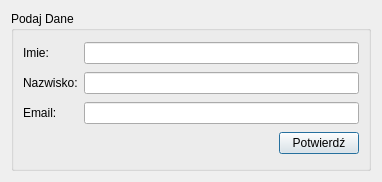
Above: tworzenie_konta.ui from Rafdab1/chat_client_projekt before the change. Below: the same form after it.
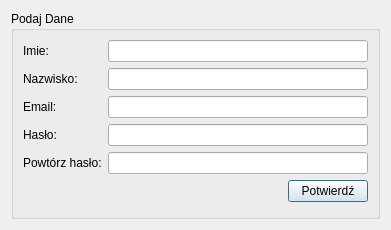
That is the form after the change.

Commit message: Tworzenie konta

Diff of the .ui file:
```diff
--- a/tworzenie_konta.ui
+++ b/tworzenie_konta.ui
@@ -6,8 +6,8 @@
    <rect>
     <x>0</x>
     <y>0</y>
-    <width>382</width>
-    <height>182</height>
+    <width>391</width>
+    <height>230</height>
    </rect>
   </property>
   <property name="windowTitle">
@@ -20,25 +20,21 @@
       <string>Podaj Dane </string>
      </property>
      <layout class="QGridLayout" name="gridLayout_2">
-      <item row="0" column="0">
-       <widget class="QLabel" name="imie_label">
-        <property name="text">
-         <string>Imie:</string>
-        </property>
-       </widget>
-      </item>
       <item row="0" column="1" colspan="2">
        <widget class="QLineEdit" name="imie_Edit"/>
       </item>
-      <item row="1" column="0">
-       <widget class="QLabel" name="label_2">
+      <item row="5" column="2">
+       <widget class="QPushButton" name="potwierdz_Button">
         <property name="text">
-         <string>Nazwisko:</string>
+         <string>Potwierdź</string>
         </property>
        </widget>
       </item>
-      <item row="1" column="1" colspan="2">
-       <widget class="QLineEdit" name="nazwisko_Edit"/>
+      <item row="2" column="1" colspan="2">
+       <widget class="QLineEdit" name="email_Edit"/>
+      </item>
+      <item row="3" column="1" colspan="2">
+       <widget class="QLineEdit" name="haslo_Edit"/>
       </item>
       <item row="2" column="0">
        <widget class="QLabel" name="label">
@@ -47,10 +43,24 @@
         </property>
        </widget>
       </item>
-      <item row="2" column="1" colspan="2">
-       <widget class="QLineEdit" name="email_Edit"/>
+      <item row="1" column="1" colspan="2">
+       <widget class="QLineEdit" name="nazwisko_Edit"/>
       </item>
-      <item row="3" column="1">
+      <item row="0" column="0">
+       <widget class="QLabel" name="imie_label">
+        <property name="text">
+         <string>Imie:</string>
+        </property>
+       </widget>
+      </item>
+      <item row="3" column="0">
+       <widget class="QLabel" name="label_3">
+        <property name="text">
+         <string>Hasło:</string>
+        </property>
+       </widget>
+      </item>
+      <item row="5" column="1">
        <spacer name="horizontalSpacer">
         <property name="orientation">
          <enum>Qt::Orientation::Horizontal</enum>
@@ -63,13 +73,23 @@
         </property>
        </spacer>
       </item>
-      <item row="3" column="2">
-       <widget class="QPushButton" name="potwierdz_Button">
+      <item row="1" column="0">
+       <widget class="QLabel" name="label_2">
         <property name="text">
-         <string>Potwierdź</string>
+         <string>Nazwisko:</string>
         </property>
        </widget>
       </item>
+      <item row="4" column="0">
+       <widget class="QLabel" name="label_4">
+        <property name="text">
+         <string>Powtórz hasło:</string>
+        </property>
+       </widget>
+      </item>
+      <item row="4" column="1" colspan="2">
+       <widget class="QLineEdit" name="powtorz_haslo_Edit"/>
+      </item>
      </layout>
     </widget>
    </item>
```
The commit also changes 3 other files.
